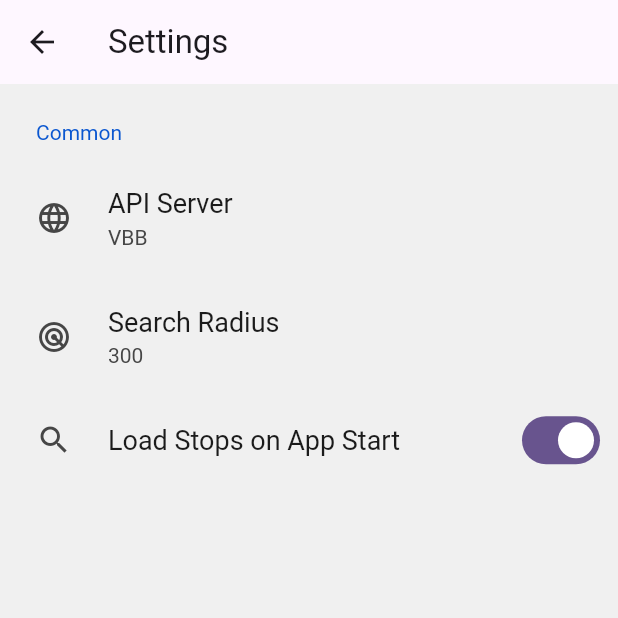
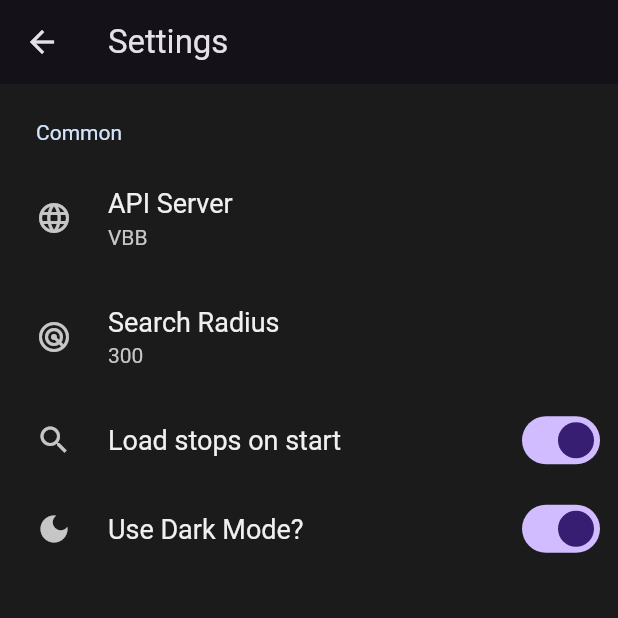
Before and after one commit to Luiggi33/abfahrten_finder, a Flutter app: the screen it shows after launch, after a tap on the "settings" icon, on a phone screen of 412 x 824 dp, the top half of it. Run offline on Flutter 3.47's test engine with Material 3 defaults, Android fonts, the phone set to English and light mode, and no system bars; drawn by our look-alikes of settings_ui; our stand-ins replace geolocator, shared_preferences.

Commit message:
feat: add dark theme
plus its setting

```diff
--- a/lib/main.dart
+++ b/lib/main.dart
@@ -75,12 +75,11 @@ class MyApp extends StatelessWidget {
 
   @override
   Widget build(BuildContext context) {
+    final settings = Provider.of<AppSettings>(context);
     initializeDateFormatting("de_DE");
     return MaterialApp(
       title: 'Flutter Demo',
-      theme: ThemeData(
-        colorScheme: ColorScheme.fromSeed(seedColor: Colors.deepPurple),
-      ),
+      theme: settings.theme,
       scrollBehavior: const MaterialScrollBehavior().copyWith(
         dragDevices: PointerDeviceKind.values.toSet(),
       ),
--- a/lib/provider/app_settings.dart
+++ b/lib/provider/app_settings.dart
@@ -1,4 +1,5 @@
 import 'package:flutter/foundation.dart';
+import 'package:flutter/material.dart';
 import 'package:shared_preferences/shared_preferences.dart';
 
 import '../main.dart';
@@ -41,11 +42,25 @@ class AppSettings extends ChangeNotifier {
     }
   }
 
+  // App Theme
+  bool _shouldBeDark = true;
+  bool get isDarkMode => _shouldBeDark;
+  ThemeData get theme => _shouldBeDark ? ThemeData.dark() : ThemeData.light();
+
+  void setDarkTheme(bool value) {
+    if (_shouldBeDark != value) {
+      _shouldBeDark = value;
+      notifyListeners();
+      _saveSettings();
+    }
+  }
+
   Future<void> loadSettings() async {
     final prefs = await SharedPreferences.getInstance();
     _currentDataServer = prefs.getString('dataServer') ?? defaultDataServer;
     _searchRadius = prefs.getInt('searchRadius') ?? 300;
     _loadOnStart = prefs.getBool('loadOnStart') ?? true;
+    _shouldBeDark = prefs.getBool('shouldBeDark') ?? true;
     notifyListeners();
   }
 
@@ -54,5 +69,6 @@ class AppSettings extends ChangeNotifier {
     await prefs.setString('dataServer', _currentDataServer);
     await prefs.setInt('searchRadius', _searchRadius);
     await prefs.setBool('loadOnStart', _loadOnStart);
+    await prefs.setBool('shouldBeDark', _shouldBeDark);
   }
 }
--- a/lib/screens/settings_screen.dart
+++ b/lib/screens/settings_screen.dart
@@ -17,6 +17,7 @@ class _SettingsScreenState extends State<SettingsScreen> {
   late String apiURLKey;
   late int searchRadius;
   late bool loadOnStart;
+  late bool isDarkMode;
 
   @override
   void initState() {
@@ -25,6 +26,7 @@ class _SettingsScreenState extends State<SettingsScreen> {
     apiURLKey = settingData.currentDataServer;
     searchRadius = settingData.searchRadius;
     loadOnStart = settingData.loadOnStart;
+    isDarkMode = settingData.isDarkMode;
   }
 
   void _showAPIServerSettings(BuildContext context) {
@@ -125,6 +127,7 @@ class _SettingsScreenState extends State<SettingsScreen> {
 
   @override
   Widget build(BuildContext context) {
+    final settingData = Provider.of<AppSettings>(context, listen: false);
     return Scaffold(
       appBar: AppBar(title: Text('Settings')),
       body: SettingsList(
@@ -145,17 +148,27 @@ class _SettingsScreenState extends State<SettingsScreen> {
                 onPressed: (context) => _showSearchRadiusSettings(context),
               ),
               SettingsTile.switchTile(
-                title: Text('Load Stops on App Start'),
+                title: Text('Load stops on start'),
                 initialValue: loadOnStart,
                 leading: Icon(Icons.search),
                 onToggle: (value) {
-                  final settingData = Provider.of<AppSettings>(context, listen: false);
                   settingData.setLoadOnStart(value);
                   setState(() {
                     loadOnStart = value;
                   });
                 },
-              )
+              ),
+              SettingsTile.switchTile(
+                title: Text("Use Dark Mode?"),
+                initialValue: isDarkMode,
+                leading: Icon(isDarkMode ? Icons.dark_mode : Icons.light_mode_outlined),
+                onToggle: (value) {
+                  settingData.setDarkTheme(value);
+                  setState(() {
+                    isDarkMode = value;
+                  });
+                },
+              ),
             ],
           ),
         ],
```
